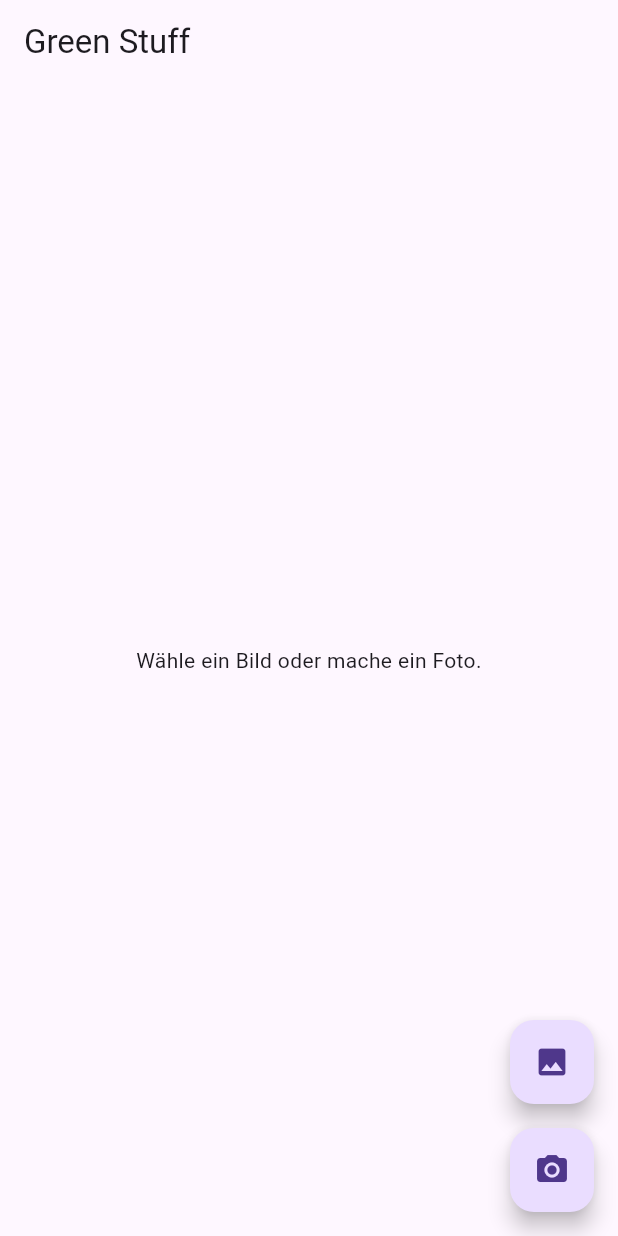
After one commit to pytherik/green_stuff, a Flutter app: the screen it shows after launch, on a phone screen of 412 x 824 dp. The commit adds this screen. Run offline on Flutter 3.47's test engine with Material 3 defaults, Android fonts, the phone set to English and light mode, and no system bars; our stand-ins replace image_picker.

Commit message:
refactor: extract image preview to a separate widget and clean up main.dart

```diff
--- /dev/null
+++ b/lib/widgets/preview_images.dart
@@ -0,0 +1,106 @@
+import 'dart:io';
+import 'package:flutter/material.dart';
+import 'package:image_picker/image_picker.dart';
+
+class PreviewImages extends StatelessWidget {
+  final XFile? imageFile;
+  final String? scientificNameWithoutAuthor;
+  final String? scientificNameAuthorship;
+  final List<String?> commonNamesList;
+  final dynamic pickImageError;
+  final String? retrieveDataError;
+
+  const PreviewImages({
+    super.key,
+    this.imageFile,
+    this.scientificNameWithoutAuthor,
+    this.scientificNameAuthorship,
+    required this.commonNamesList,
+    this.pickImageError,
+    this.retrieveDataError,
+  });
+
+  @override
+  Widget build(BuildContext context) {
+    // Fehler beim Wiederherstellen verlorener Daten (Android)
+    if (retrieveDataError != null) {
+      return Text(
+        retrieveDataError!,
+        textAlign: TextAlign.center,
+      );
+    }
+
+    // Wenn ein Bild vorhanden ist, zeige die Details an
+    if (imageFile != null) {
+      return SingleChildScrollView(
+        child: Padding(
+          padding: const EdgeInsets.all(16.0),
+          child: Column(
+            crossAxisAlignment: CrossAxisAlignment.start,
+            children: [
+              Image.file(
+                File(imageFile!.path),
+                width: double.infinity,
+                height: 300,
+                fit: BoxFit.cover,
+                errorBuilder: (context, error, stackTrace) {
+                  return const Center(
+                    child: Text('Dieser Bildtyp wird nicht unterstützt.'),
+                  );
+                },
+              ),
+              if (scientificNameWithoutAuthor != null)
+                Padding(
+                  padding: const EdgeInsets.only(top: 8.0),
+                  child: Column(
+                    crossAxisAlignment: CrossAxisAlignment.start,
+                    children: [
+                      Text(
+                        scientificNameWithoutAuthor!,
+                      ),
+                      if (scientificNameAuthorship != null)
+                        Text('($scientificNameAuthorship)'),
+                    ],
+                  ),
+                ),
+              if (commonNamesList.isNotEmpty)
+                Padding(
+                  padding: const EdgeInsets.symmetric(vertical: 16.0),
+                  child: Column(
+                    crossAxisAlignment: CrossAxisAlignment.start,
+                    children: [
+                      const Text(
+                        'Trivialnamen: ',
+                        style: TextStyle(
+                          fontSize: 16,
+                          fontWeight: FontWeight.bold,
+                        ),
+                      ),
+                      ...commonNamesList
+                          .map((name) => Text(name!)),
+                    ],
+                  ),
+                ),
+            ],
+          ),
+        ),
+      );
+    }
+
+    // Fehler beim Auswählen des Bildes
+    if (pickImageError != null) {
+      return Text(
+        'Pick image error: $pickImageError',
+        textAlign: TextAlign.center,
+      );
+    }
+
+    // Standardanzeige, wenn nichts ausgewählt wurde
+    return Center(
+      child: const Text(
+        'Wähle ein Bild oder mache ein Foto.',
+        textAlign: TextAlign.center,
+      ),
+    );
+  }
+}
```
Also changed, not shown: lib/main.dart (+15 -81 lines), 1 other file.
